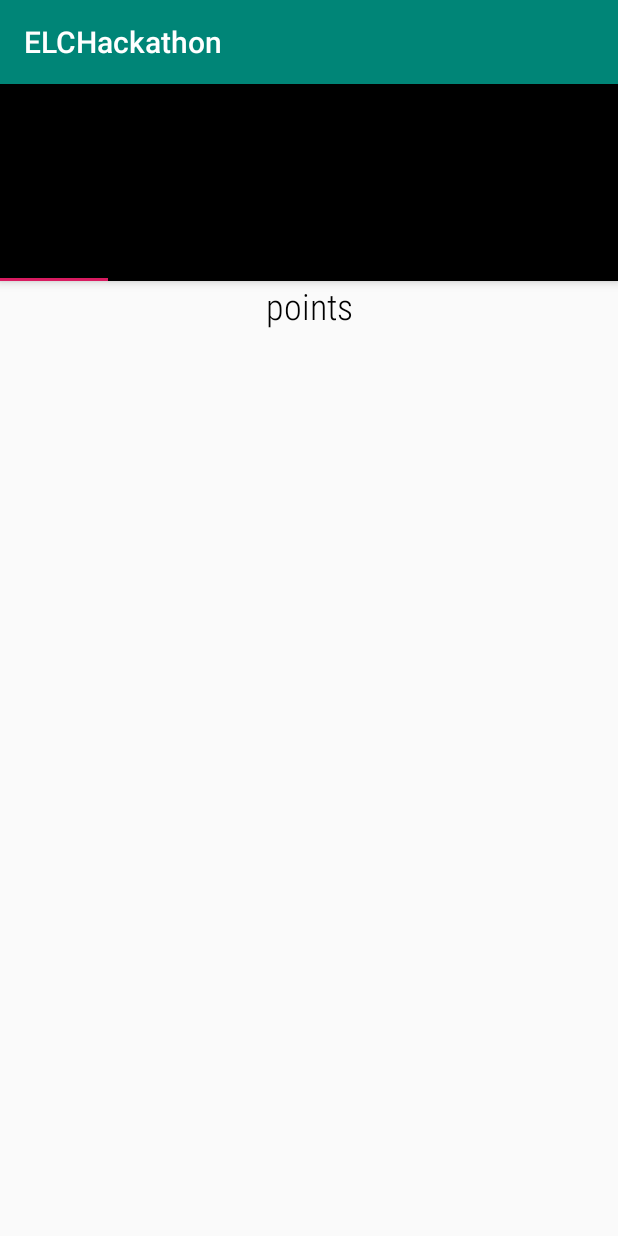
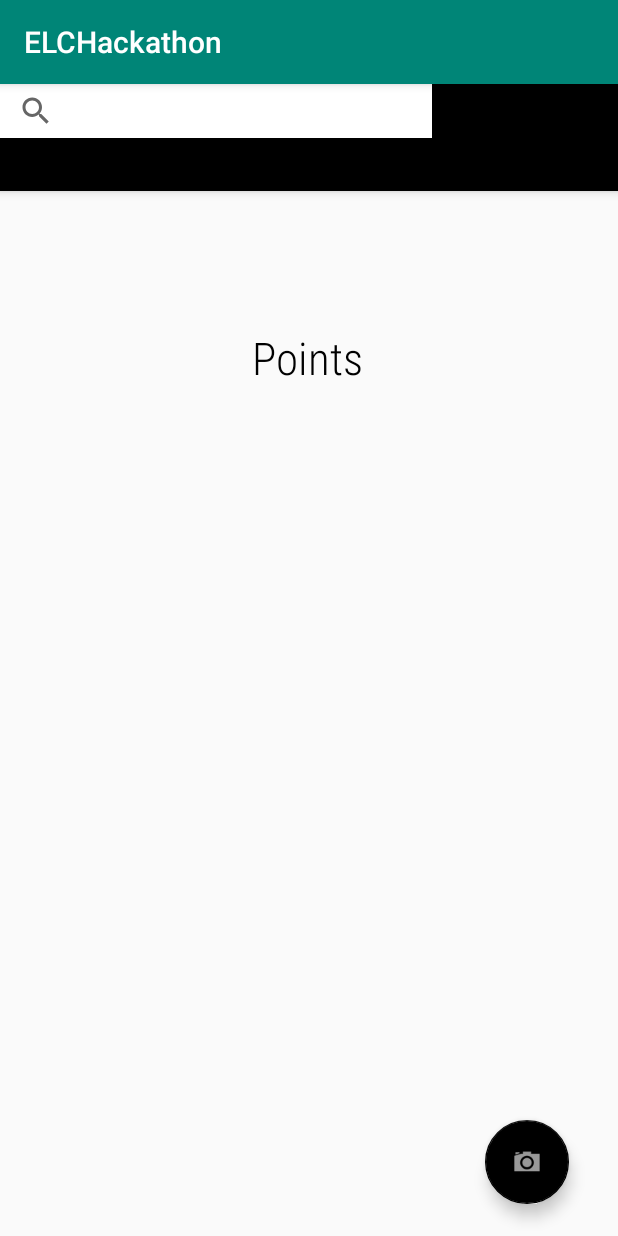
Before and after one commit to SteliosPhanartzis/EHack, an Android app: the HomePage screen opened directly, with no data from a screen before it, on a phone screen of 412 x 824 dp. Run offline under Robolectric (Android 15) with nearby library versions, the phone set to English and light mode, and no system bars.

Commit message:
Fourth Commit

```diff
--- a/app/src/main/res/layout/activity_home_page.xml
+++ b/app/src/main/res/layout/activity_home_page.xml
@@ -1,81 +1,62 @@
 <?xml version="1.0" encoding="utf-8"?>
-<androidx.coordinatorlayout.widget.CoordinatorLayout xmlns:android="http://schemas.android.com/apk/res/android"
+<androidx.constraintlayout.widget.ConstraintLayout xmlns:android="http://schemas.android.com/apk/res/android"
+    xmlns:app="http://schemas.android.com/apk/res-auto"
     xmlns:tools="http://schemas.android.com/tools"
-    xmlns:app="http://schemas.android.com/apk/res-auto"
 
+    android:id="@+id/coordinatorLayout3"
     android:layout_width="match_parent"
     android:layout_height="match_parent">
 
     <com.google.android.material.appbar.AppBarLayout
         android:id="@+id/appbar"
-        android:layout_width="match_parent"
-        android:layout_height="wrap_content"
-        android:background="#000000">
-
-        <androidx.appcompat.widget.Toolbar
-            android:layout_width="match_parent"
-            android:layout_height="?attr/actionBarSize"
-            app:layout_scrollFlags="scroll|enterAlways"></androidx.appcompat.widget.Toolbar>
+        android:layout_width="421dp"
+        android:layout_height="71dp"
+        android:background="#000000"
+        app:layout_constraintBottom_toBottomOf="parent"
+        app:layout_constraintEnd_toEndOf="parent"
+        app:layout_constraintHorizontal_bias="0.0"
+        app:layout_constraintStart_toStartOf="parent"
+        app:layout_constraintTop_toTopOf="parent"
+        app:layout_constraintVertical_bias="0.0">
 
         <SearchView
-            android:layout_width="334dp"
-            android:layout_height="27dp"
-            android:goIcon="@android:drawable/ic_search_category_default" />
+            android:layout_width="288dp"
+            android:layout_height="36dp"
+            android:background="#030000"
+            android:backgroundTint="#FFFFFF"
+            android:goIcon="@android:drawable/ic_search_category_default"
+            android:queryHint="Search"
+            android:textAlignment="textEnd" />
+    </com.google.android.material.appbar.AppBarLayout>
 
-        <com.google.android.material.tabs.TabLayout
-            android:id="@+id/tabs"
-            android:layout_width="match_parent"
-            android:layout_height="wrap_content"
-
-            app:tabMode="scrollable"
-            app:tabTextColor="#00FFFFFF">
-
-            <com.google.android.material.tabs.TabItem
+    <com.google.android.material.floatingactionbutton.FloatingActionButton
+        android:id="@+id/floatingActionButton2"
         android:layout_width="wrap_content"
         android:layout_height="wrap_content"
-                android:background="#FFFFFF"
-                android:text="Tab1" />
-
-            <com.google.android.material.tabs.TabItem
-                android:layout_width="wrap_content"
-                android:layout_height="wrap_content"
-                android:text="Tab2" />
-
-            <com.google.android.material.tabs.TabItem
-                android:layout_width="wrap_content"
-                android:layout_height="wrap_content"
-                android:text="Tab3" />
-        </com.google.android.material.tabs.TabLayout>
-
-    </com.google.android.material.appbar.AppBarLayout>
-
-    <androidx.core.widget.NestedScrollView
-        android:layout_width="match_parent"
-        android:layout_height="match_parent"
-
-        app:layout_behavior="com.google.android.material.appbar.AppBarLayout$ScrollingViewBehavior">
-
-        <androidx.constraintlayout.widget.ConstraintLayout
-            android:layout_width="match_parent"
-            android:layout_height="match_parent"
-            android:scrollbarStyle="insideInset"
-            tools:context=".HomePage">
+        android:clickable="true"
+        android:focusable="true"
+        app:backgroundTint="#000000"
+        app:layout_constraintBottom_toBottomOf="parent"
+        app:layout_constraintEnd_toEndOf="parent"
+        app:layout_constraintHorizontal_bias="0.909"
+        app:layout_constraintStart_toStartOf="parent"
+        app:layout_constraintTop_toTopOf="parent"
+        app:layout_constraintVertical_bias="0.97"
+        app:srcCompat="@android:drawable/ic_menu_camera" />
 
     <TextView
-                android:id="@+id/textView"
+        android:id="@+id/textView3"
         android:layout_width="wrap_content"
         android:layout_height="wrap_content"
         android:fontFamily="sans-serif-condensed-light"
-                android:text="points"
+        android:text="Points"
         android:textColor="#000000"
-                android:textSize="24sp"
+        android:textSize="30sp"
         app:layout_constraintBottom_toBottomOf="parent"
         app:layout_constraintEnd_toEndOf="parent"
+        app:layout_constraintHorizontal_bias="0.498"
         app:layout_constraintStart_toStartOf="parent"
-                app:layout_constraintTop_toTopOf="parent"
-                app:layout_constraintVertical_bias="0.113" />
+        app:layout_constraintTop_toBottomOf="@+id/appbar"
+        app:layout_constraintVertical_bias="0.138" />
 
 </androidx.constraintlayout.widget.ConstraintLayout>
-    </androidx.core.widget.NestedScrollView>
-
-</androidx.coordinatorlayout.widget.CoordinatorLayout>
--- a/app/src/main/res/values/strings.xml
+++ b/app/src/main/res/values/strings.xml
@@ -9,4 +9,5 @@
     <string name="wednesday">Wednesday</string>
     <string name="recycle_beauty">Recycle Beauty</string>
     <string name="don_t_have_an_account_sign_up_here">Don\'t have an account? Sign up here.</string>
+    <string name="points">points</string>
 </resources>
```
Lines whose indentation alone changed are shown as unchanged.
